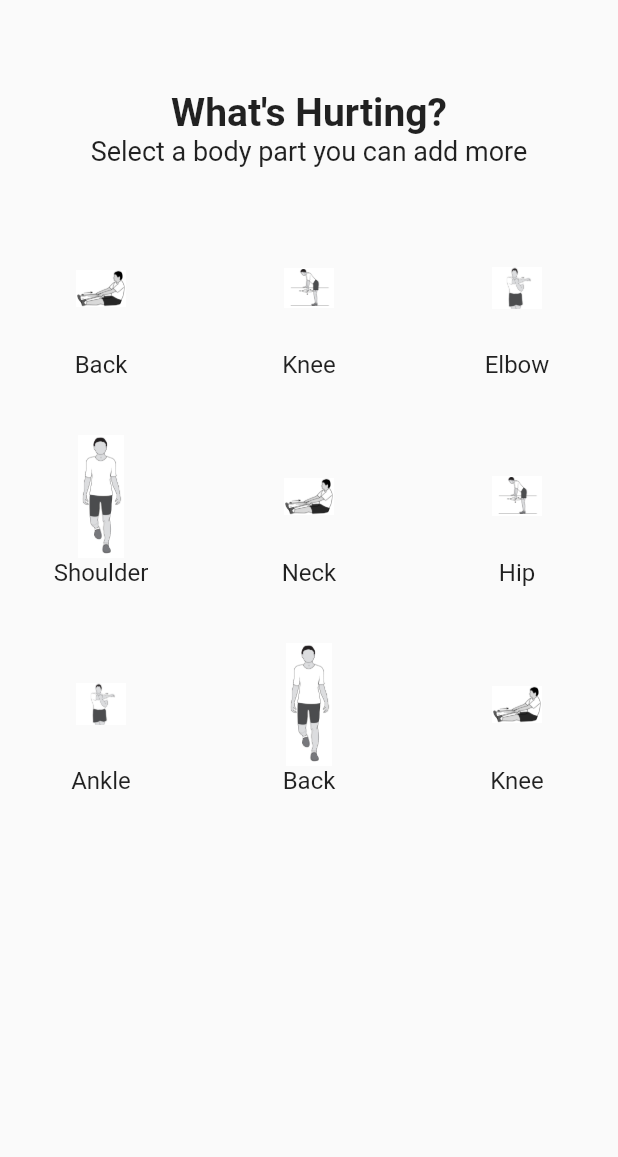
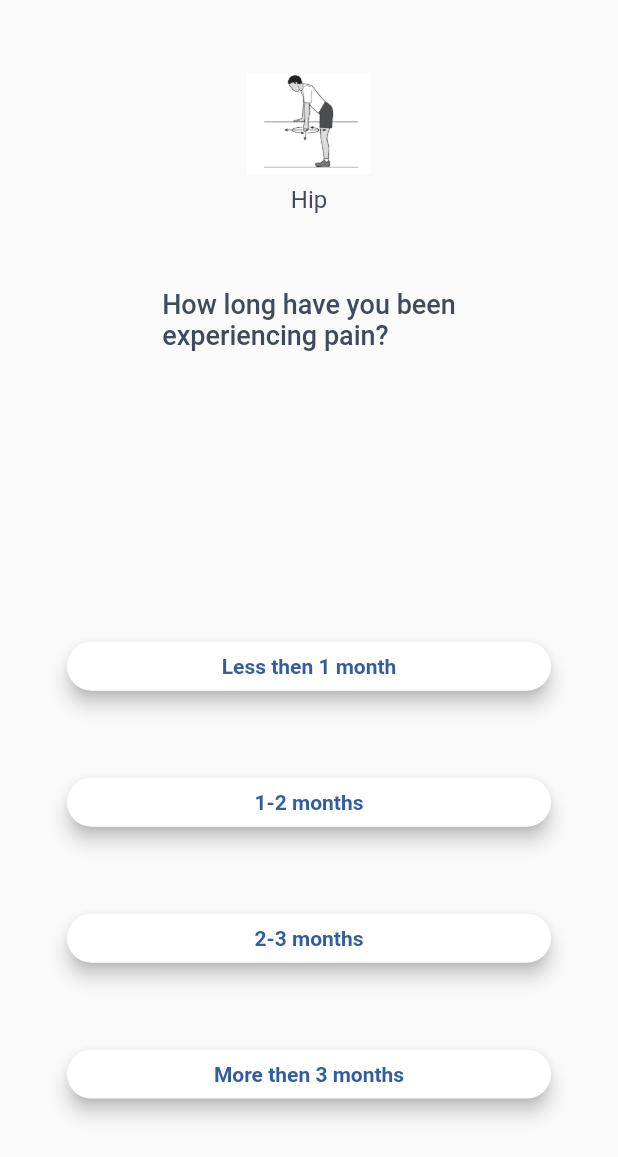
Before and after one commit to abdulmannankh21/injurydoctor, a Flutter app: the screen it shows after launch, on a phone screen of 412 x 824 dp. Shown: the top 1157 px of the screen. Run offline on Flutter 3.47's test engine with Material 2 defaults, Android fonts, the phone set to English and light mode, and no system bars; our stand-ins replace cloud_firestore, firebase_auth, flutter_animation_progress_bar, get, shared_preferences; accounts and stored records are empty.

Commit message:
all screens

```diff
--- /dev/null
+++ b/lib/Screens/Surve Screens/SurveScreen4.dart
@@ -0,0 +1,65 @@
+import 'package:flutter/material.dart';
+import 'package:injurydoctor/Screens/Widgets/CustomButton.dart';
+import 'package:injurydoctor/res/colors.dart';
+
+class SurveScreen4 extends StatelessWidget {
+  const SurveScreen4({Key? key}) : super(key: key);
+
+  @override
+  Widget build(BuildContext context) {
+    double ht = MediaQuery.of(context).size.height;
+    double wt = MediaQuery.of(context).size.width;
+    return Scaffold(
+      body: Center(
+        child: SafeArea(
+          child: Column(
+            children: [
+              SizedBox(height: ht*0.05,),
+              SizedBox(
+                height: ht * 0.1,
+                width: wt * 0.2,
+                child: Image.asset('assets/ex2.jpg'),
+              ),
+              const Text(
+                'Hip',
+                style: TextStyle(
+                  fontSize: 16,
+                  color: AppColors.textfieldcolor,
+                ),
+              ),
+              SizedBox(height: ht*0.06,),
+              const Text(
+                'How long have you been\nexperiencing pain?',
+                style: TextStyle(
+                  fontSize: 18,
+                  fontWeight: FontWeight.w500,
+                  color: AppColors.textfieldcolor,
+                ),
+              ),
+
+              SizedBox(height: ht*0.2,),
+              SizedBox(
+                  height: ht*0.11,
+                  width: wt*0.9,
+                  child: CustomButton(title: 'Less then 1 month', ontap: (){})),
+
+              SizedBox(
+                  height: ht*0.11,
+                  width: wt*0.9,
+                  child: CustomButton(title: '1-2 months', ontap: (){})),
+              SizedBox(
+                  height: ht*0.11,
+                  width: wt*0.9,
+                  child: CustomButton(title: '2-3 months', ontap: (){})),
+              SizedBox(
+                  height: ht*0.11,
+                  width: wt*0.9,
+                  child: CustomButton(title: 'More then 3 months', ontap: (){})),
+
+            ],
+          ),
+        ),
+      ),
+    );
+  }
+}
--- a/lib/Screens/WhatHurtingScreen.dart
+++ b/lib/Screens/WhatHurtingScreen.dart
@@ -1,4 +1,6 @@
 import 'package:flutter/material.dart';
+import 'package:get/get.dart';
+import 'package:injurydoctor/Screens/Gender.dart';
 
 class WhatsHurting extends StatefulWidget {
   const WhatsHurting({Key? key}) : super(key: key);
@@ -62,7 +64,9 @@ class _WhatsHurtingState extends State<WhatsHurting> {
                     mainAxisSpacing: 4.0),
                 itemBuilder: (BuildContext context, int index) {
                   return InkWell(
-                    onTap: (){},
+                    onTap: (){
+                      Get.to(const GenderScreen());
+                    },
                     child: Column(
                       children: [
                         SizedBox(
--- a/lib/Screens/Widgets/CustomButton.dart
+++ b/lib/Screens/Widgets/CustomButton.dart
@@ -3,16 +3,15 @@ import 'package:flutter/material.dart';
 import '../../res/colors.dart';
 
 class CustomButton extends StatelessWidget {
-  var icon;
   final String title;
   var ontap;
    CustomButton({
-    super.key,required this.title,required this.ontap,this.icon
+    super.key,required this.title,required this.ontap
   });
 
   @override
   Widget build(BuildContext context) {
-    return InkWell(
+    return GestureDetector(
       onTap: ontap,
       child: Container(
         margin: const EdgeInsets.symmetric(horizontal: 20, vertical: 25),
@@ -22,16 +21,11 @@ class CustomButton extends StatelessWidget {
             borderRadius: BorderRadius.circular(40),
           ),
           child:  Center(
-              child: Row(
-                children: [
-                  icon,
-                  Text(
-                    title,
-                    style:const  TextStyle(
-                        color: AppColors.primaryColor,
-                        fontWeight: FontWeight.bold),
-                  ),
-                ],
+              child: Text(
+                title,
+                style:const  TextStyle(
+                    color: AppColors.primaryColor,
+                    fontWeight: FontWeight.bold),
               )),
         ),
       ),
--- a/lib/main.dart
+++ b/lib/main.dart
@@ -1,11 +1,19 @@
 import 'package:flutter/material.dart';
 import 'package:get/get_navigation/src/root/get_material_app.dart';
+import 'package:injurydoctor/Screens/Gender.dart';
 import 'package:injurydoctor/Screens/HomeScreen.dart';
+import 'package:injurydoctor/Screens/SelectAge.dart';
+import 'package:injurydoctor/Screens/SelectHeight.dart';
+import 'package:injurydoctor/Screens/SelectWeight.dart';
 import 'package:injurydoctor/Screens/SetReminderScreen.dart';
+import 'package:injurydoctor/Screens/Surve%20Screens/SurveScreen2.dart';
 import 'package:injurydoctor/Screens/TodayScreen.dart';
 import 'package:injurydoctor/routes/route_names.dart';
 import 'package:injurydoctor/routes/routes.dart';
 
+import 'Screens/Surve Screens/SurveScreen1.dart';
+import 'Screens/Surve Screens/SurveScreen3.dart';
+import 'Screens/Surve Screens/SurveScreen4.dart';
 import 'Screens/WhatHurtingScreen.dart';
 
 void main() {
@@ -20,7 +28,7 @@ class MyApp extends StatelessWidget {
   Widget build(BuildContext context) {
     return GetMaterialApp(
       debugShowCheckedModeBanner: false,
-      home: WhatsHurting(),
+      home: SurveScreen4(),
       // initialRoute: RouteNames.splash,
       // getPages: AppRoutes.getPage,
     );
```
Also changed, not shown: lib/Screens/Gender.dart (+102 -3 lines), lib/Screens/SelectAge.dart (added, +68 -0 lines), lib/Screens/SelectHeight.dart (added, +82 -0 lines), lib/Screens/SelectWeight.dart (added, +73 -0 lines), lib/Screens/Surve Screens/SurveScreen1.dart (added, +56 -0 lines), lib/Screens/Surve Screens/SurveScreen2.dart (added, +56 -0 lines), lib/Screens/Surve Screens/SurveScreen3.dart (added, +84 -0 lines), pubspec.lock.
